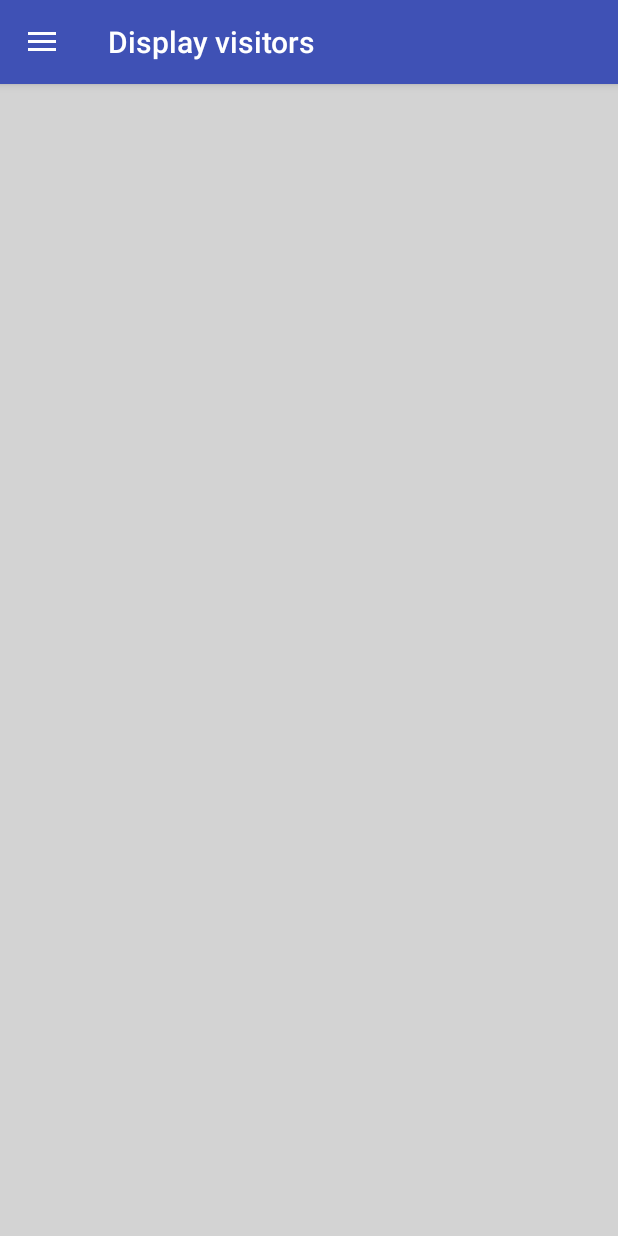
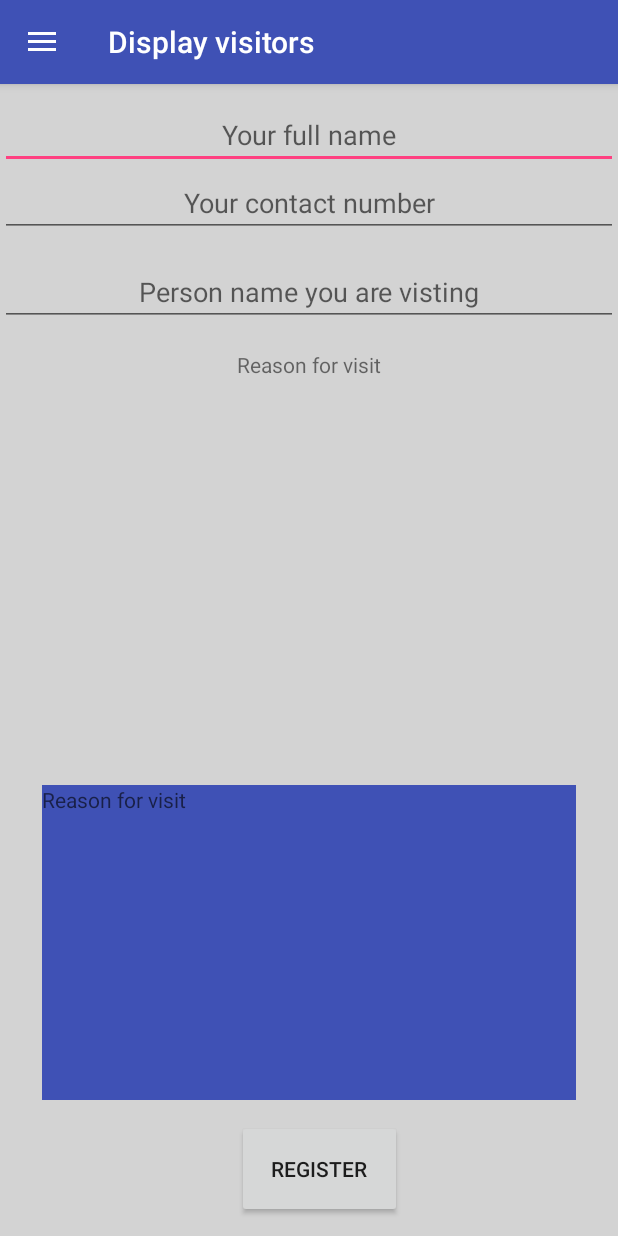
Before and after one commit to BaneleMlamleli/VisitorBooking, an Android app: the screen it shows after launch (MainActivity), after a tap on "Close", on a phone screen of 412 x 824 dp. Run offline under Robolectric (Android 15) with nearby library versions, the phone set to English and light mode, and no system bars; 3 other taps on this screen came first.

Commit message:
Added the graphical design of the main activity

```diff
--- a/app/src/main/res/layout/activity_main.xml
+++ b/app/src/main/res/layout/activity_main.xml
@@ -13,7 +13,76 @@
         xmlns:tools="http://schemas.android.com/tools"
         android:layout_width="wrap_content"
         android:layout_height="wrap_content"
-        android:background="#D3D3D3"></RelativeLayout>
+        android:background="#D3D3D3">
+
+        <EditText
+            android:id="@+id/txtVisitorName"
+            android:layout_width="match_parent"
+            android:layout_height="wrap_content"
+            android:layout_alignParentTop="true"
+            android:layout_centerHorizontal="true"
+            android:layout_marginTop="11dp"
+            android:ems="10"
+            android:inputType="textPersonName"
+            android:gravity="center"
+            android:hint="@string/your_full_name" />
+
+        <EditText
+            android:id="@+id/txtContactNumber"
+            android:layout_width="match_parent"
+            android:layout_height="wrap_content"
+            android:layout_alignLeft="@+id/txtVisitorName"
+            android:layout_alignStart="@+id/txtVisitorName"
+            android:layout_below="@+id/txtVisitorName"
+            android:ems="10"
+            android:inputType="phone"
+            android:gravity="center"
+            android:hint="@string/your_contact_number" />
+
+        <EditText
+            android:id="@+id/txtPersonVisitingNumber"
+            android:layout_width="match_parent"
+            android:layout_height="wrap_content"
+            android:layout_alignLeft="@+id/txtContactNumber"
+            android:layout_alignStart="@+id/txtContactNumber"
+            android:layout_below="@+id/txtContactNumber"
+            android:layout_marginTop="14dp"
+            android:ems="10"
+            android:inputType="textPersonName"
+            android:gravity="center"
+            android:hint="@string/person_name_you_are_visting" />
+
+        <TextView
+            android:id="@+id/textView5"
+            android:layout_width="wrap_content"
+            android:layout_height="wrap_content"
+            android:layout_below="@+id/txtPersonVisitingNumber"
+            android:layout_centerHorizontal="true"
+            android:layout_marginTop="16dp"
+            android:text="@string/reason_for_visit" />
+
+        <TextView
+            android:id="@+id/txtReason"
+            android:layout_width="356dp"
+            android:layout_height="210dp"
+            android:layout_above="@+id/btnRegister"
+            android:layout_centerHorizontal="true"
+            android:layout_marginBottom="13dp"
+            android:background="?attr/colorPrimary"
+            android:hint="Reason for visit"
+            android:textColor="@android:color/white" />
+
+        <Button
+            android:id="@+id/btnRegister"
+            android:layout_width="110dp"
+            android:layout_height="65dp"
+            android:layout_alignLeft="@+id/textView5"
+            android:layout_alignParentBottom="true"
+            android:layout_alignStart="@+id/textView5"
+            android:layout_marginBottom="12dp"
+            android:text="@string/register" />
+
+    </RelativeLayout>
 
     <!-- This is the navigation view that will contain all the items and it will be hidden-->
     <android.support.design.widget.NavigationView
--- a/app/src/main/res/values/strings.xml
+++ b/app/src/main/res/values/strings.xml
@@ -5,4 +5,9 @@
     <string name="visitor_bookings">VISITOR BOOKINGS</string>
     <string name="register_visitor">Register visitor</string>
     <string name="display_visitors">Display visitors</string>
+    <string name="register">Register</string>
+    <string name="reason_for_visit">Reason for visit</string>
+    <string name="person_name_you_are_visting">Person name you are visting</string>
+    <string name="your_contact_number">Your contact number</string>
+    <string name="your_full_name">Your full name</string>
 </resources>
```
